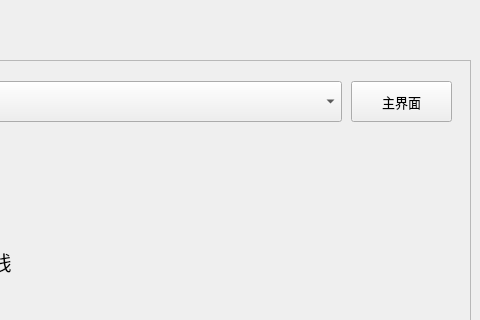
Before: the Qt Designer form widget.ui in pengdahong1225/Intelligent-trolley-upper-computer, drawn with Qt 5; both pictures show x 670 to 1150 and y 0 to 320 of the 1150 by 680 pixel window.
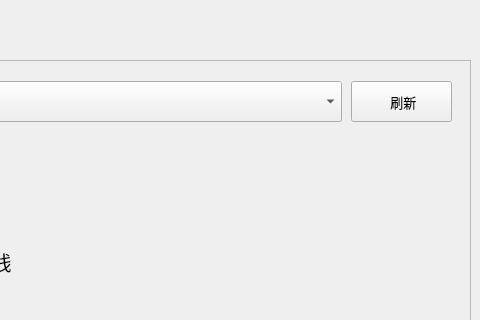
After: the same form once the commit is applied. The open tabs and pages were chosen to show the change.

Diff of the .ui file:
```diff
--- a/widget.ui
+++ b/widget.ui
@@ -754,7 +754,7 @@
        <cursorShape>PointingHandCursor</cursorShape>
       </property>
       <property name="text">
-       <string>主界面</string>
+       <string> 刷新</string>
       </property>
      </widget>
      <widget class="QComboBox" name="comboBox_Clients">
```
Left out of the diff: 2 changed lines with no effect on the pictures.
